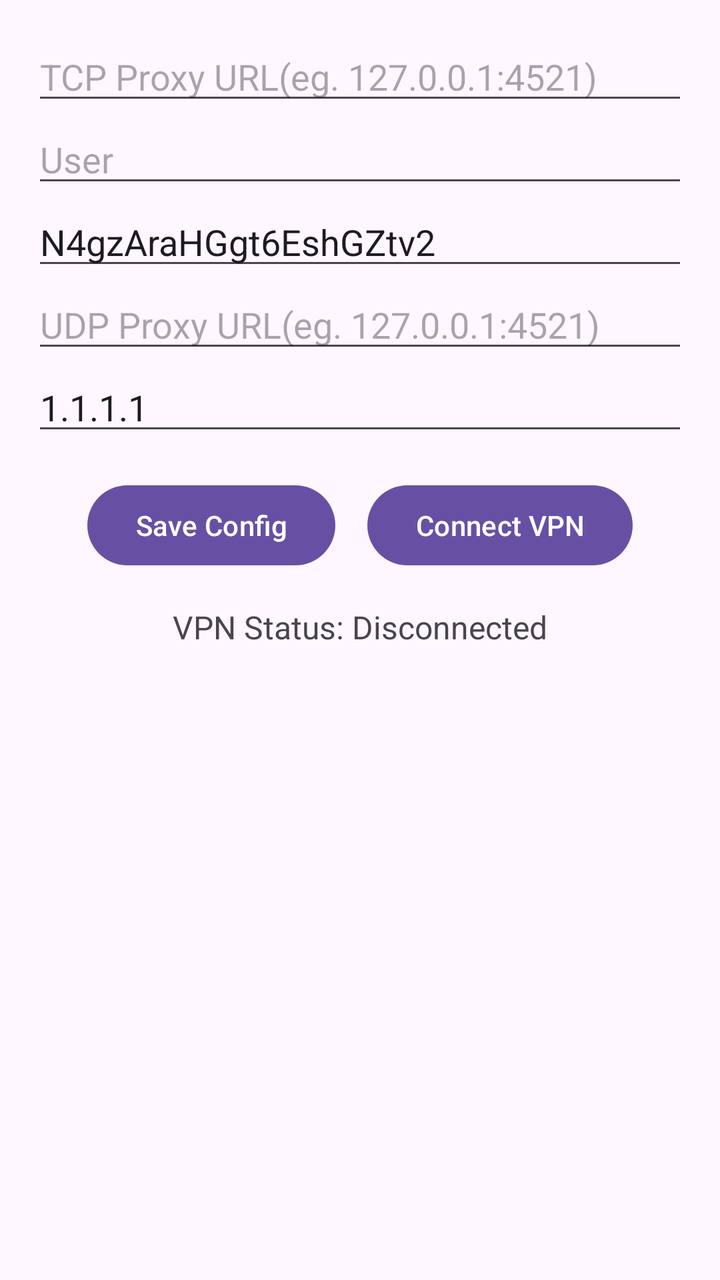
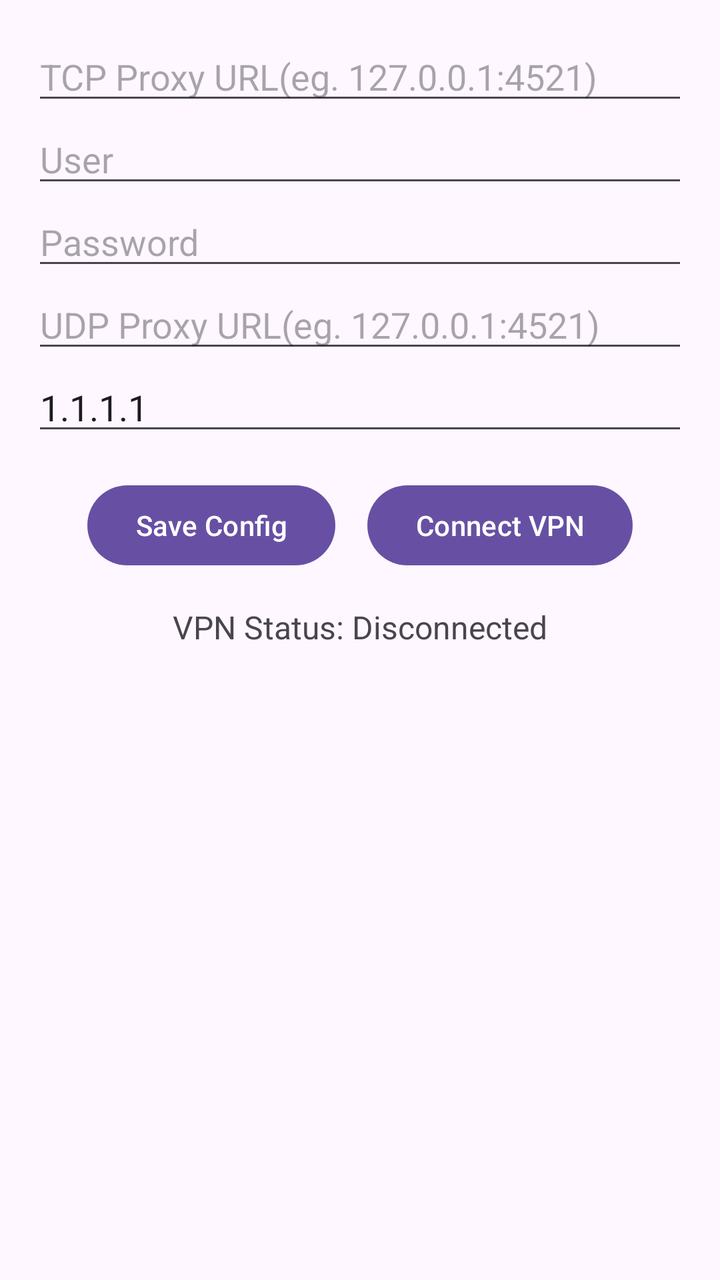

Two renders of the same Android screen: before a commit and after it. Below are the layout's source before the change and the commit's diff.
<!-- AndroidManifest.xml: application theme Theme.Chimneyandroid -->
<!-- res/layout/fragment_vpn.xml -->
<LinearLayout xmlns:android="http://schemas.android.com/apk/res/android"
    xmlns:tools="http://schemas.android.com/tools"
    android:layout_width="match_parent"
    android:layout_height="match_parent"
    android:orientation="vertical"
    android:padding="16dp"
    tools:context=".VPNFragment">

    <EditText
        android:id="@+id/tcp_proxy_url"
        android:layout_width="match_parent"
        android:layout_height="wrap_content"
        android:hint="TCP Proxy URL(eg. 127.0.0.1:4521)"
        android:importantForAutofill="no"
        android:text=""
        android:inputType="textUri" />

    
    <EditText
        android:id="@+id/user"
        android:layout_width="match_parent"
        android:layout_height="wrap_content"
        android:hint="User"
        android:text=""
        android:importantForAutofill="no"
        android:inputType="text" />

    
    <EditText
        android:id="@+id/pass"
        android:layout_width="match_parent"
        android:layout_height="wrap_content"
        android:hint="Password"
        android:importantForAutofill="no"
        android:text="N4gzAraHGgt6EshGZtv2" />

    <EditText
        android:id="@+id/udp_proxy_url"
        android:layout_width="match_parent"
        android:layout_height="wrap_content"
        android:hint="UDP Proxy URL(eg. 127.0.0.1:4521)"
        android:text=""
        android:importantForAutofill="no"
        android:inputType="textUri" />

    <EditText
        android:id="@+id/dns_address"
        android:layout_width="match_parent"
        android:layout_height="wrap_content"
        android:hint="DNS Address(eg. 1.1.1.1)"
        android:text="1.1.1.1"
        android:importantForAutofill="no"
        android:inputType="textUri" />

    <LinearLayout
        android:layout_width="match_parent"
        android:layout_height="wrap_content"
        android:layout_marginTop="16dp"
        android:gravity="center"
        android:orientation="horizontal">

        <Button
            android:id="@+id/save_button"
            android:layout_width="wrap_content"
            android:layout_height="wrap_content"
            android:text="Save Config" />

        <Button
            android:id="@+id/connect_button"
            android:layout_width="wrap_content"
            android:layout_height="wrap_content"
            android:layout_marginStart="16dp"
            android:text="Connect VPN" />
    </LinearLayout>

    <TextView
        android:id="@+id/vpn_status"
        android:layout_width="wrap_content"
        android:layout_height="wrap_content"
        android:layout_gravity="center_horizontal"
        android:layout_marginTop="16dp"
        android:text="VPN Status: Disconnected"
        android:textSize="16sp" />

</LinearLayout>
<!-- resources referenced by this layout -->
<resources>
  <style name="Theme.Chimneyandroid" parent="Base.Theme.Chimneyandroid" />
  <style name="Base.Theme.Chimneyandroid" parent="Theme.Material3.DayNight.NoActionBar">
          
          
      </style>
</resources>

<!-- the commit's change to res/layout/fragment_vpn.xml (unified diff, before → after) -->
@@ -32,7 +32,7 @@
         android:layout_height="wrap_content"
         android:hint="Password"
         android:importantForAutofill="no"
-        android:text="N4gzAraHGgt6EshGZtv2" />
+        android:text="" />
 
     <EditText
         android:id="@+id/udp_proxy_url"
